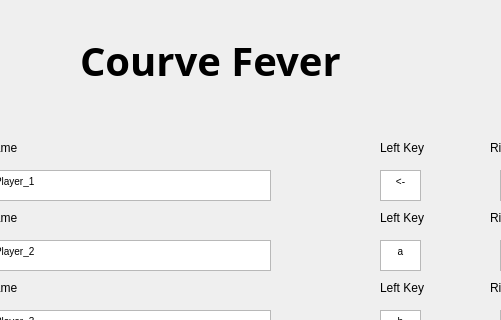
This is menuwindow.ui in luxkyluke/CourveFever as Qt 5 draws it before an edit; both pictures show x 220 to 721 and y 0 to 320 of the 941 by 675 pixel window. The edited form follows.
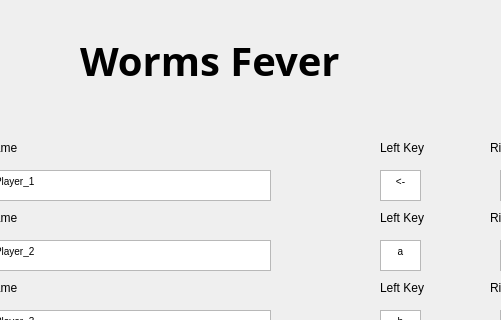
This is the edited form.

```diff
--- a/menuwindow.ui
+++ b/menuwindow.ui
@@ -34,7 +34,7 @@
      </font>
     </property>
     <property name="text">
-     <string>Courve Fever</string>
+     <string>Worms Fever</string>
     </property>
    </widget>
    <widget class="QPushButton" name="StartButton">
```
